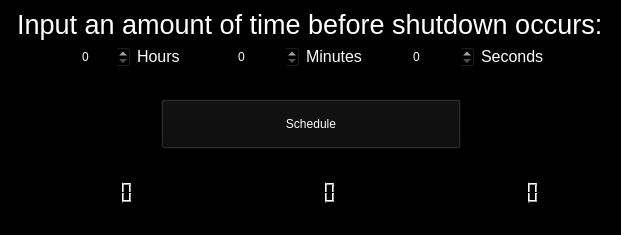
TedCreator/Scheduled-Shutdown, file pyqt.ui: the form before one commit.
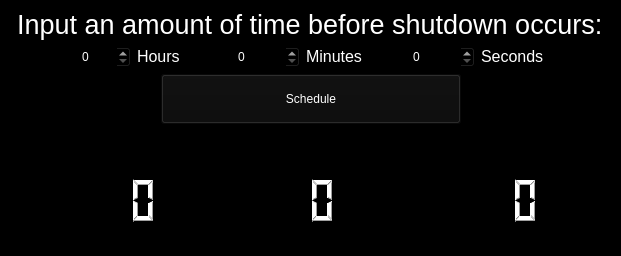
The form after the commit.

Commit message: Added cancel & reset option to timer

Diff of the .ui file:
```diff
--- a/pyqt.ui
+++ b/pyqt.ui
@@ -10,7 +10,7 @@
     <x>0</x>
     <y>0</y>
     <width>621</width>
-    <height>235</height>
+    <height>256</height>
    </rect>
   </property>
   <property name="windowTitle">
@@ -239,22 +239,6 @@
         </item>
        </layout>
       </item>
-      <item>
-       <spacer name="verticalSpacer_3">
-        <property name="orientation">
-         <enum>Qt::Vertical</enum>
-        </property>
-        <property name="sizeType">
-         <enum>QSizePolicy::Expanding</enum>
-        </property>
-        <property name="sizeHint" stdset="0">
-         <size>
-          <width>20</width>
-          <height>100</height>
-         </size>
-        </property>
-       </spacer>
-      </item>
       <item>
        <layout class="QHBoxLayout" name="horizontalLayout_11">
         <item>
@@ -334,17 +318,46 @@
     <item>
      <layout class="QHBoxLayout" name="horizontalLayout">
       <item alignment="Qt::AlignHCenter">
-       <widget class="QLCDNumber" name="lcdHour"/>
+       <widget class="QLCDNumber" name="lcdHour">
+        <property name="minimumSize">
+         <size>
+          <width>100</width>
+          <height>0</height>
+         </size>
+        </property>
+        <property name="digitCount">
+         <number>4</number>
+        </property>
+       </widget>
       </item>
       <item alignment="Qt::AlignHCenter">
        <widget class="QLCDNumber" name="lcdMinute">
+        <property name="minimumSize">
+         <size>
+          <width>100</width>
+          <height>50</height>
+         </size>
+        </property>
+        <property name="digitCount">
+         <number>2</number>
+        </property>
         <property name="segmentStyle">
          <enum>QLCDNumber::Filled</enum>
         </property>
        </widget>
       </item>
       <item alignment="Qt::AlignHCenter">
-       <widget class="QLCDNumber" name="lcdSecond"/>
+       <widget class="QLCDNumber" name="lcdSecond">
+        <property name="minimumSize">
+         <size>
+          <width>100</width>
+          <height>0</height>
+         </size>
+        </property>
+        <property name="digitCount">
+         <number>2</number>
+        </property>
+       </widget>
       </item>
      </layout>
     </item>
```
Left out of the diff: 4 changed lines with no effect on the pictures. Lines whose indentation alone changed are shown as unchanged. The commit also changes 2 other files.
